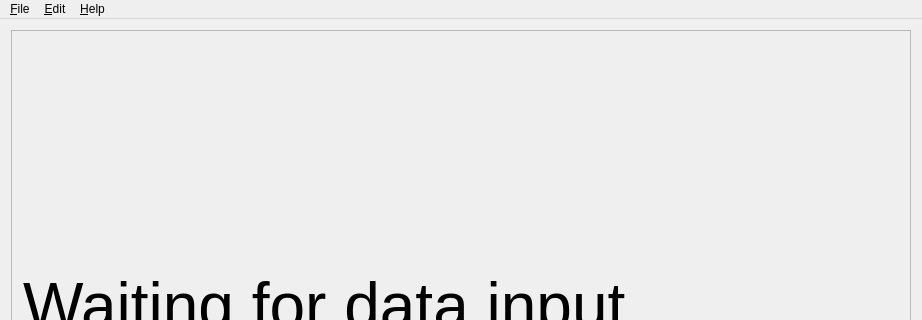
Qt form src/mainwindow.ui (vtyulb/BSA-Analytics) before a commit; both pictures show x 0 to 922 and y 0 to 320 of the 922 by 615 pixel window.
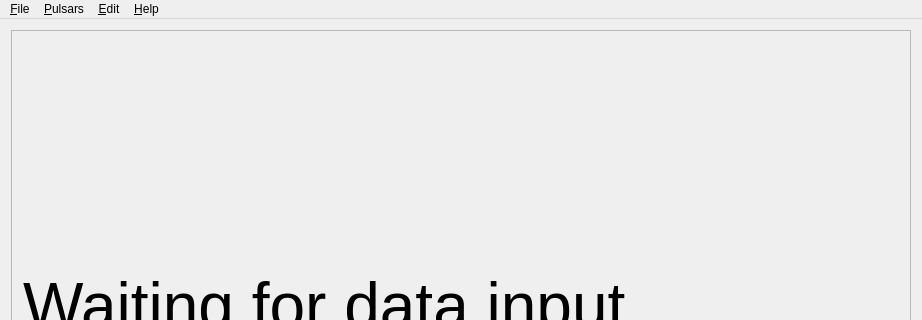
The same form after that commit.

Diff of the .ui file:
```diff
--- a/src/mainwindow.ui
+++ b/src/mainwindow.ui
@@ -91,7 +91,16 @@
     <addaction name="actionFast"/>
     <addaction name="actionClone"/>
    </widget>
+   <widget class="QMenu" name="menuPulsars">
+    <property name="title">
+     <string>&amp;Pulsars</string>
+    </property>
+    <addaction name="actionPulsar_searcher"/>
+    <addaction name="actionPulsar_analytics"/>
+    <addaction name="actionPrecise_search"/>
+   </widget>
    <addaction name="menuFile"/>
+   <addaction name="menuPulsars"/>
    <addaction name="menuEdit"/>
    <addaction name="menuHelp"/>
   </widget>
```
Left out of the diff: 10 changed lines with no effect on the pictures.
